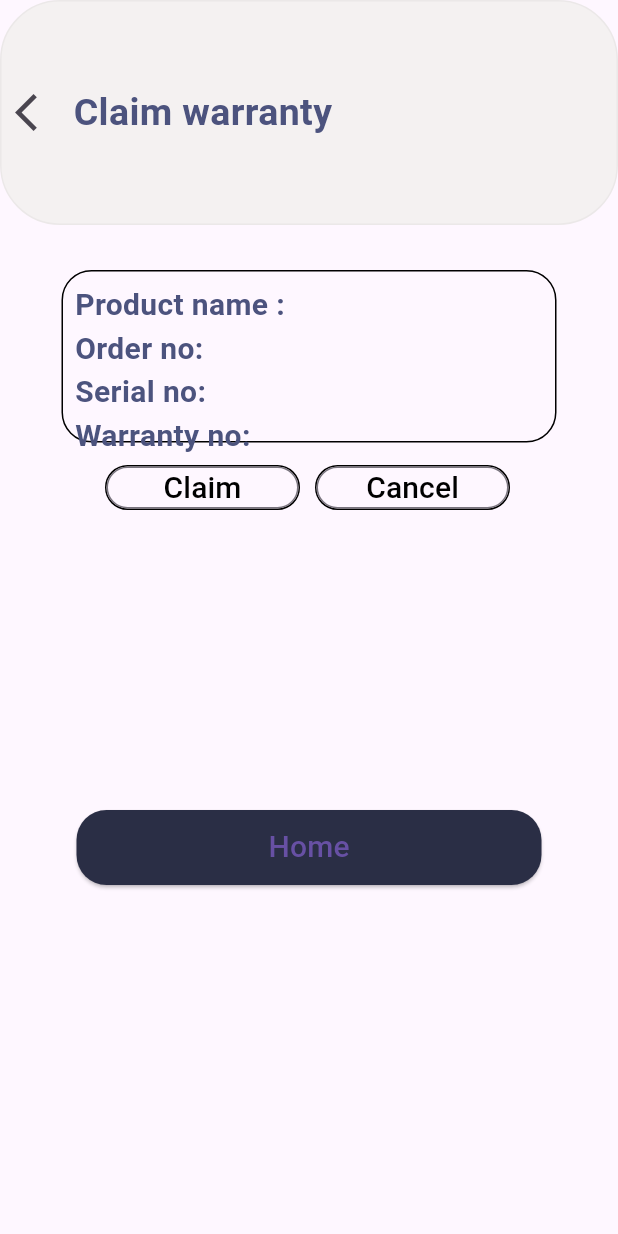
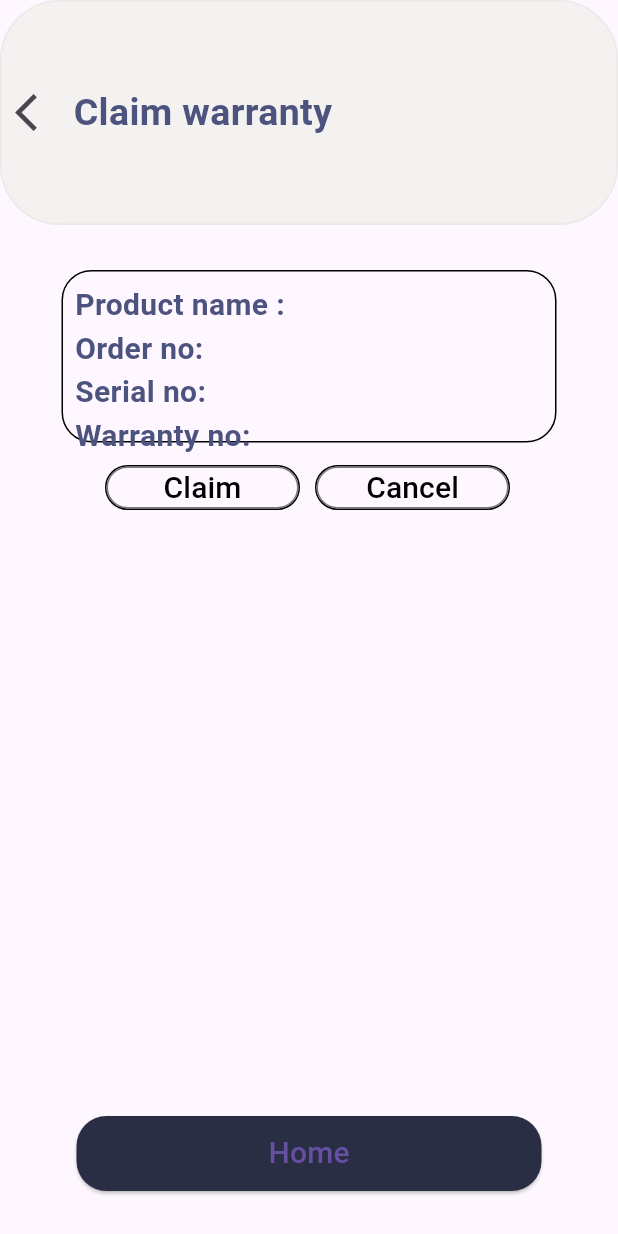
Before and after one commit to mohammedakbark/USER_PRODUCT_PRO, a Flutter app: the ViewRegisterdWarrenty screen opened directly, after a tap on "claim warranty", on a phone screen of 412 x 824 dp. Run offline on Flutter 3.47's test engine with Material 3 defaults, Android fonts, the light colour scheme and no system bars; our stand-ins replace cloud_firestore, firebase_auth, firebase_core, flutter_sizer, google_fonts, pinput; missing offline and left inert: email_otp; accounts and stored records are empty.

Commit message:
data base progressing

```diff
--- a/lib/view/warrenty/claimWarranty.dart
+++ b/lib/view/warrenty/claimWarranty.dart
@@ -1,4 +1,6 @@
 import 'package:flutter/material.dart';
+import 'package:hardware_pro/view/warrenty/screen_RegisterWarranty.dart';
+import 'package:hardware_pro/view/warrenty/viewRegisterdWarrenty.dart';
 
 class ClaimWarrenty extends StatelessWidget {
   const ClaimWarrenty({super.key});
@@ -129,8 +131,10 @@ class ClaimWarrenty extends StatelessWidget {
               ],
             ),
           ),
-          const SizedBox(
-            height: 200,
+          const Expanded(
+            child: SizedBox(
+              height: 200,
+            ),
           ),
           SizedBox(
             width: 310,
@@ -140,11 +144,17 @@ class ClaimWarrenty extends StatelessWidget {
                     backgroundColor: const Color.fromARGB(255, 42, 46, 69),
                     shape: const RoundedRectangleBorder(
                         borderRadius: BorderRadius.all(Radius.circular(20)))),
-                onPressed: () {},
+                onPressed: () {
+                  Navigator.of(context).pushReplacement(MaterialPageRoute(
+                      builder: (context) => ViewRegisterdWarrenty()));
+                },
                 child: const Text(
                   "Home",
                   style: TextStyle(fontSize: 20),
                 )),
+          ),
+          const SizedBox(
+            height: 30,
           )
         ],
       ),
--- a/lib/view/warrenty/viewRegisterdWarrenty.dart
+++ b/lib/view/warrenty/viewRegisterdWarrenty.dart
@@ -1,5 +1,4 @@
 import 'package:flutter/material.dart';
-import 'package:flutter/src/widgets/framework.dart';
 import 'package:hardware_pro/view/warrenty/claimWarranty.dart';
 import 'package:hardware_pro/view/warrenty/screen_RegisterWarranty.dart';
 
@@ -31,7 +30,7 @@ class ViewRegisterdWarrenty extends StatelessWidget {
                         size: 27,
                       )),
                   const Text(
-                    "Registered\n Products",
+                    "Registered\nProducts",
                     style: TextStyle(
                         color: Color.fromARGB(255, 255, 153, 0),
                         fontSize: 20,
@@ -41,10 +40,13 @@ class ViewRegisterdWarrenty extends StatelessWidget {
               ),
             ),
           ),
-          const SizedBox(
-            height: 35,
-          ),
-          Container(
+          // const SizedBox(
+          //   height: 35,
+          // ),
+          Expanded(
+            child: ListView.separated(
+                itemBuilder: (context, index) {
+                  return Container(
                     width: 330,
                     decoration: BoxDecoration(
                         color: const Color.fromARGB(255, 245, 243, 243),
@@ -94,7 +96,8 @@ class ViewRegisterdWarrenty extends StatelessWidget {
                                 borderRadius:
                                     const BorderRadius.all(Radius.circular(20)),
                                 border: Border.all(
-                            color: const Color.fromARGB(255, 183, 13, 1))),
+                                    color:
+                                        const Color.fromARGB(255, 183, 13, 1))),
                             child: SizedBox(
                               height: 30,
                               width: 165,
@@ -106,11 +109,14 @@ class ViewRegisterdWarrenty extends StatelessWidget {
                                     ),
                                   )),
                                   onPressed: () {
-                            Navigator.of(context).push(MaterialPageRoute(
-                                builder: (context) => const ClaimWarrenty()));
+                                    Navigator.of(context).push(
+                                        MaterialPageRoute(
+                                            builder: (context) =>
+                                                const ClaimWarrenty()));
                                   },
                                   icon: const Icon(Icons.add,
-                              size: 17, color: Color.fromARGB(255, 190, 13, 0)),
+                                      size: 17,
+                                      color: Color.fromARGB(255, 190, 13, 0)),
                                   label: const Text(
                                     "claim warranty",
                                     style: TextStyle(
@@ -123,10 +129,18 @@ class ViewRegisterdWarrenty extends StatelessWidget {
                         ],
                       ),
                     ),
+                  );
+                },
+                separatorBuilder: (context, index) => const SizedBox(
+                      height: 20,
                     ),
-          const SizedBox(
-            height: 350,
-          ),
+                itemCount: 2),
+          )
+
+          // const SizedBox(
+          //   height: 350,
+          // ),
+          ,
           SizedBox(
             width: 310,
             height: 50,
@@ -138,7 +152,7 @@ class ViewRegisterdWarrenty extends StatelessWidget {
                 onPressed: () {
                   Navigator.of(context).push(MaterialPageRoute(
                     builder: (context) {
-                      return const ScreenRegWarranty();
+                      return  ScreenRegWarranty();
                     },
                   ));
                 },
@@ -147,6 +161,9 @@ class ViewRegisterdWarrenty extends StatelessWidget {
                   "New Product",
                   style: TextStyle(fontSize: 18),
                 )),
+          ),
+          const SizedBox(
+            height: 30,
           )
         ],
       ),
```
Also changed, not shown: lib/View Model/firestore_database.dart (+9 -0 lines), lib/view/ScreenHome.dart (+3 -5 lines), lib/view/warrenty/screen_RegisterWarranty.dart (+90 -37 lines). Lines whose indentation alone changed are shown as unchanged.
